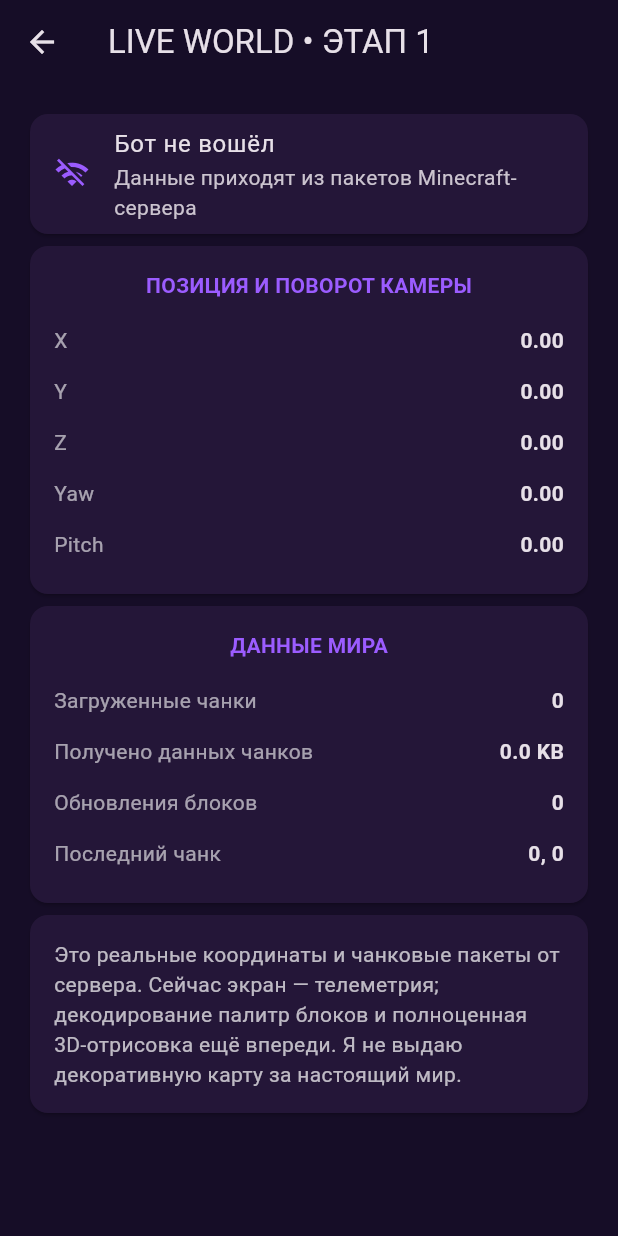
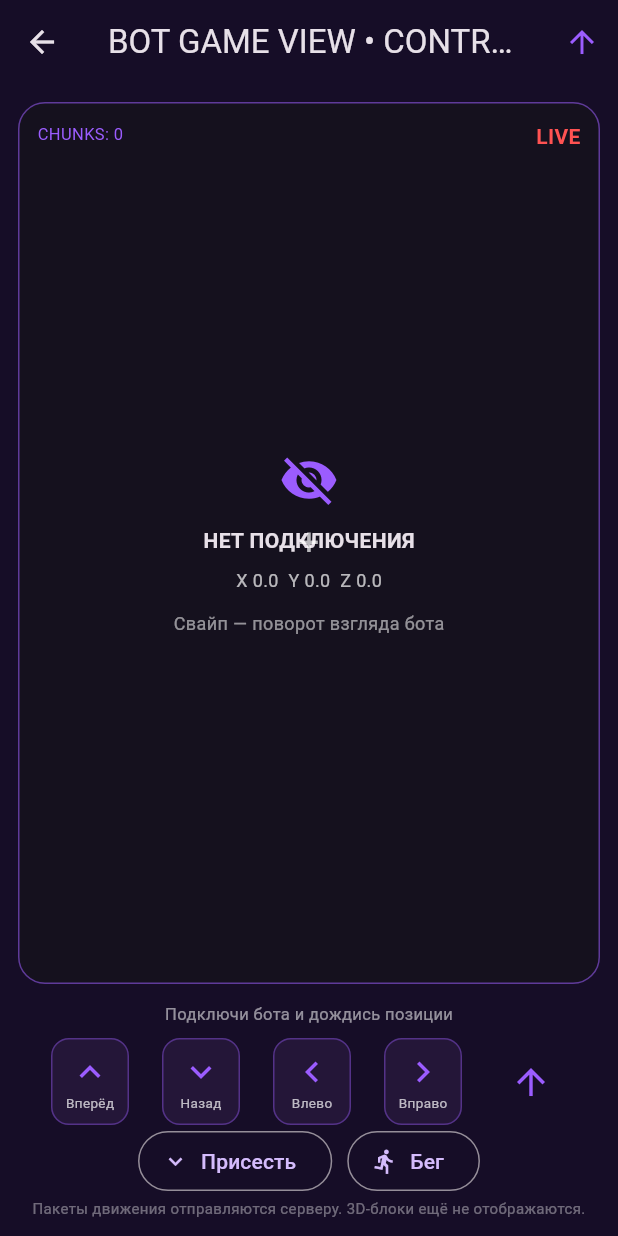
Before and after one commit to cheburk199-web/Masterme4a-bots, a Flutter app: the screen it shows after launch, after a tap on the "videogame asset" icon, on a phone screen of 412 x 824 dp. Run offline on Flutter 3.47's test engine with Material 3 defaults, Android fonts, the phone set to English and light mode, and no system bars.

Commit message:
Add touch movement and look controls to bot screen

```diff
--- a/lib/main.dart
+++ b/lib/main.dart
@@ -615,51 +615,127 @@ class _WorldScreenState extends State<WorldScreen> {
 }
 
 
-class LiveWorldScreen extends StatelessWidget {
+class LiveWorldScreen extends StatefulWidget {
   const LiveWorldScreen({super.key, required this.botId});
   final int botId;
+  @override
+  State<LiveWorldScreen> createState() => _LiveWorldScreenState();
+}
+
+class _LiveWorldScreenState extends State<LiveWorldScreen> {
+  static const MethodChannel _channel = MethodChannel('masterme4a/bot_control');
+  Timer? _holdTimer;
+  double _startX = 0, _startY = 0, _baseYaw = 0, _basePitch = 0;
+  bool _looking = false;
+  String _message = 'Подключи бота и дождись позиции';
+
+  Future<void> _step(double forward, double strafe, {bool jump = false, bool shift = false, bool sprint = false}) async {
+    try {
+      await _channel.invokeMethod<bool>('moveBot', {
+        'botId': widget.botId, 'forward': forward, 'strafe': strafe,
+        'jump': jump, 'shift': shift, 'sprint': sprint,
+      });
+      if (mounted) setState(() => _message = 'Команда движения отправлена');
+    } on PlatformException catch (e) {
+      if (mounted) setState(() => _message = e.message ?? 'Ошибка движения');
+    }
+  }
+
+  void _hold(double forward, double strafe, {bool sprint = false, bool shift = false}) {
+    _holdTimer?.cancel();
+    _step(forward, strafe, sprint: sprint, shift: shift);
+    _holdTimer = Timer.periodic(const Duration(milliseconds: 180), (_) => _step(forward, strafe, sprint: sprint, shift: shift));
+  }
+
+  void _release() {
+    _holdTimer?.cancel();
+    _holdTimer = null;
+    _step(0, 0);
+  }
+
+  @override
+  void dispose() {
+    _holdTimer?.cancel();
+    super.dispose();
+  }
 
   @override
   Widget build(BuildContext context) => Scaffold(
-    appBar: AppBar(backgroundColor: deepPurple, title: const Text('LIVE WORLD • ЭТАП 1')),
-    body: ValueListenableBuilder<Map<String, dynamic>>(
-      valueListenable: botWorldNotifiers[botId],
+    appBar: AppBar(
+      backgroundColor: deepPurple,
+      title: const Text('BOT GAME VIEW • CONTROL'),
+      actions: [IconButton(tooltip: 'Прыжок', onPressed: () => _step(0, 0, jump: true), icon: const Icon(Icons.arrow_upward, color: purple))],
+    ),
+    body: SafeArea(child: ValueListenableBuilder<Map<String, dynamic>>(
+      valueListenable: botWorldNotifiers[widget.botId],
       builder: (context, w, _) {
-        String val(String key) {
-          final v = w[key];
-          return v is num ? v.toStringAsFixed(2) : '—';
-        }
-        Widget item(String label, String value) => Padding(
-          padding: const EdgeInsets.symmetric(vertical: 7),
-          child: Row(children: [Expanded(child: Text(label, style: const TextStyle(color: Colors.white60))), Text(value, style: const TextStyle(fontWeight: FontWeight.bold))]),
-        );
-        return ListView(padding: const EdgeInsets.all(16), children: [
-          Card(color: panel, child: ListTile(
-            leading: Icon(w['joined'] == true ? Icons.sensors : Icons.wifi_off, color: purple),
-            title: Text(w['joined'] == true ? 'Бот в игровом мире' : 'Бот не вошёл'),
-            subtitle: const Text('Данные приходят из пакетов Minecraft-сервера'),
+        final connected = w['joined'] == true && w['hasPosition'] == true;
+        final x = (w['x'] as num? ?? 0).toDouble();
+        final y = (w['y'] as num? ?? 0).toDouble();
+        final z = (w['z'] as num? ?? 0).toDouble();
+        return Column(children: [
+          Expanded(child: GestureDetector(
+            behavior: HitTestBehavior.opaque,
+            onPanStart: (e) {
+              _looking = true;
+              _startX = e.localPosition.dx; _startY = e.localPosition.dy;
+              _baseYaw = (w['yaw'] as num? ?? 0).toDouble();
+              _basePitch = (w['pitch'] as num? ?? 0).toDouble();
+            },
+            onPanUpdate: (e) {
+              if (!_looking) return;
+              final yaw = _baseYaw + (e.localPosition.dx - _startX) * 0.35;
+              final pitch = (_basePitch - (e.localPosition.dy - _startY) * 0.25).clamp(-90.0, 90.0);
+              _channel.invokeMethod<bool>('lookBot', {'botId': widget.botId, 'yaw': yaw, 'pitch': pitch}).catchError((_) {});
+            },
+            onPanEnd: (_) => _looking = false,
+            child: Container(
+              width: double.infinity, margin: const EdgeInsets.all(12),
+              decoration: BoxDecoration(color: const Color(0xFF15111E), borderRadius: BorderRadius.circular(18), border: Border.all(color: purple.withOpacity(.55))),
+              child: Stack(children: [
+                Center(child: Column(mainAxisSize: MainAxisSize.min, children: [
+                  Icon(connected ? Icons.visibility : Icons.visibility_off, color: purple, size: 40),
+                  const SizedBox(height: 10),
+                  Text(connected ? 'БОТ В МИРЕ' : 'НЕТ ПОДКЛЮЧЕНИЯ', style: const TextStyle(fontWeight: FontWeight.bold)),
+                  const SizedBox(height: 8),
+                  Text('X ${x.toStringAsFixed(1)}  Y ${y.toStringAsFixed(1)}  Z ${z.toStringAsFixed(1)}', style: const TextStyle(color: Colors.white70, fontSize: 12)),
+                  const SizedBox(height: 12),
+                  const Text('Свайп — поворот взгляда бота', style: TextStyle(color: Colors.white54, fontSize: 12)),
+                ])),
+                const Center(child: IgnorePointer(child: Text('+', style: TextStyle(color: Colors.white70, fontSize: 24)))),
+                Positioned(left: 12, top: 12, child: Text('CHUNKS: ${w['loadedChunks'] ?? 0}', style: const TextStyle(color: purple, fontSize: 11))),
+                Positioned(right: 12, top: 12, child: Text('LIVE', style: TextStyle(color: connected ? Colors.greenAccent : Colors.redAccent, fontWeight: FontWeight.bold))),
+              ]),
+            ),
           )),
-          Card(color: panel, child: Padding(padding: const EdgeInsets.all(16), child: Column(children: [
-            const Text('ПОЗИЦИЯ И ПОВОРОТ КАМЕРЫ', style: TextStyle(color: purple, fontWeight: FontWeight.bold)),
-            const SizedBox(height: 10),
-            item('X', val('x')), item('Y', val('y')), item('Z', val('z')),
-            item('Yaw', val('yaw')), item('Pitch', val('pitch')),
-          ]))),
-          Card(color: panel, child: Padding(padding: const EdgeInsets.all(16), child: Column(children: [
-            const Text('ДАННЫЕ МИРА', style: TextStyle(color: purple, fontWeight: FontWeight.bold)),
-            const SizedBox(height: 10),
-            item('Загруженные чанки', (w['loadedChunks'] ?? 0).toString()),
-            item('Получено данных чанков', '${((w['chunkDataBytes'] as num? ?? 0) / 1024).toStringAsFixed(1)} KB'),
-            item('Обновления блоков', (w['blockUpdates'] ?? 0).toString()),
-            item('Последний чанк', '${w['lastChunkX'] ?? 0}, ${w['lastChunkZ'] ?? 0}'),
-          ]))),
-          const Card(color: panel, child: Padding(padding: EdgeInsets.all(16), child: Text(
-            'Это реальные координаты и чанковые пакеты от сервера. Сейчас экран — телеметрия; декодирование палитр блоков и полноценная 3D-отрисовка ещё впереди. Я не выдаю декоративную карту за настоящий мир.',
-            style: TextStyle(color: Colors.white70, height: 1.4),
-          ))),
+          Padding(padding: const EdgeInsets.fromLTRB(12, 0, 12, 12), child: Column(children: [
+            Text(_message, style: const TextStyle(color: Colors.white54, fontSize: 11)),
+            const SizedBox(height: 8),
+            Row(mainAxisAlignment: MainAxisAlignment.spaceEvenly, children: [
+              _button(Icons.keyboard_arrow_up, 'Вперёд', 1, 0),
+              _button(Icons.keyboard_arrow_down, 'Назад', -1, 0),
+              _button(Icons.chevron_left, 'Влево', 0, -1),
+              _button(Icons.chevron_right, 'Вправо', 0, 1),
+              IconButton(tooltip: 'Прыжок', onPressed: () => _step(0, 0, jump: true), icon: const Icon(Icons.arrow_upward, color: purple, size: 28)),
+            ]),
+            Row(mainAxisAlignment: MainAxisAlignment.center, children: [
+              OutlinedButton.icon(onPressed: () => _step(0, 0, shift: true), icon: const Icon(Icons.keyboard_arrow_down), label: const Text('Присесть')),
+              const SizedBox(width: 10),
+              OutlinedButton.icon(onPressed: () => _step(1, 0, sprint: true), icon: const Icon(Icons.directions_run), label: const Text('Бег')),
+            ]),
+            const Text('Пакеты движения отправляются серверу. 3D-блоки ещё не отображаются.', textAlign: TextAlign.center, style: TextStyle(color: Colors.white38, fontSize: 10)),
+          ])),
         ]);
       },
-    ),
+    )),
+  );
+
+  Widget _button(IconData icon, String label, double forward, double strafe) => GestureDetector(
+    onTap: () => _step(forward, strafe),
+    onLongPressStart: (_) => _hold(forward, strafe),
+    onLongPressEnd: (_) => _release(),
+    child: Container(width: 52, height: 58, decoration: BoxDecoration(color: panel, borderRadius: BorderRadius.circular(12), border: Border.all(color: purple.withOpacity(.4))),
+      child: Column(mainAxisAlignment: MainAxisAlignment.center, children: [Icon(icon, color: purple, size: 28), Text(label, style: const TextStyle(fontSize: 9, color: Colors.white70))])),
   );
 }
 
```
